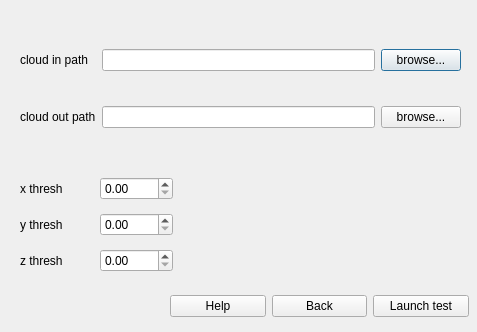
First picture: the form in src/3d_objects_boundries_detection_test_app/cloud_crop_form.ui, repository JJponciano/3D-objects-segmentation, before the edit.
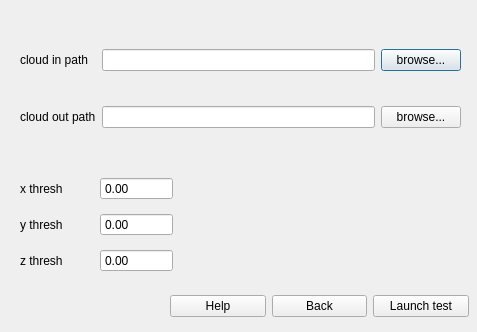
Second picture: the form after the edit.

```diff
--- a/src/3d_objects_boundries_detection_test_app/cloud_crop_form.ui
+++ b/src/3d_objects_boundries_detection_test_app/cloud_crop_form.ui
@@ -77,7 +77,11 @@
      </widget>
     </item>
     <item row="0" column="1">
-     <widget class="QDoubleSpinBox" name="x_thresh_dsb"/>
+     <widget class="QDoubleSpinBox" name="x_thresh_dsb">
+      <property name="buttonSymbols">
+       <enum>QAbstractSpinBox::NoButtons</enum>
+      </property>
+     </widget>
     </item>
     <item row="1" column="0">
      <widget class="QLabel" name="y_scale_label">
@@ -87,7 +91,11 @@
      </widget>
     </item>
     <item row="1" column="1">
-     <widget class="QDoubleSpinBox" name="y_thresh_dsb"/>
+     <widget class="QDoubleSpinBox" name="y_thresh_dsb">
+      <property name="buttonSymbols">
+       <enum>QAbstractSpinBox::NoButtons</enum>
+      </property>
+     </widget>
     </item>
     <item row="2" column="0">
      <widget class="QLabel" name="z_scale_label">
@@ -97,11 +105,15 @@
      </widget>
     </item>
     <item row="2" column="1">
-     <widget class="QDoubleSpinBox" name="z_thresh_dsb"/>
+     <widget class="QDoubleSpinBox" name="z_thresh_dsb">
+      <property name="buttonSymbols">
+       <enum>QAbstractSpinBox::NoButtons</enum>
+      </property>
+     </widget>
     </item>
    </layout>
   </widget>
-  <widget class="QWidget" name="">
+  <widget class="QWidget" name="layoutWidget">
    <property name="geometry">
     <rect>
      <x>170</x>
```
